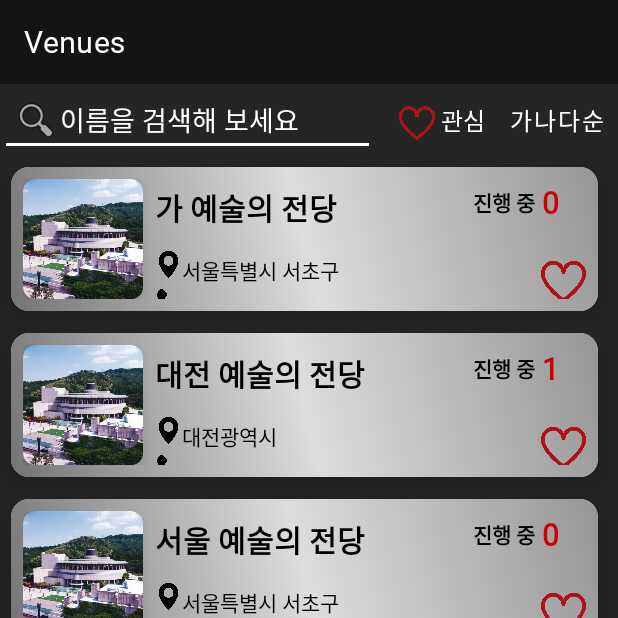
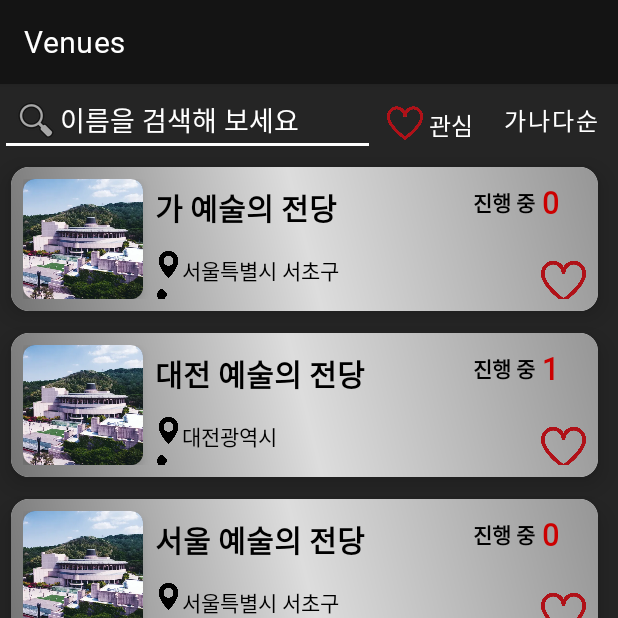
Before and after one commit to JiminHEO322/madcamp_week1, an Android app: the screen it shows after launch (MainActivity), on a phone screen of 412 x 824 dp, the top half of it. Run offline under Robolectric (Android 15) with nearby library versions, the light colour scheme and no system bars; our stand-ins replace navigation-ui.

Commit message:
finish merge

```diff
--- a/app/src/main/java/com/example/exhibition/ui/place/PlaceFragment.kt
+++ b/app/src/main/java/com/example/exhibition/ui/place/PlaceFragment.kt
@@ -192,6 +192,7 @@ class PlaceFragment : Fragment() {
                 if (location != null) {
                     val latitude = location.latitude
                     val longitude = location.longitude
+                    Toast.makeText(requireContext(), "현재 위치: $latitude, $longitude", Toast.LENGTH_SHORT).show()
                     venuesList.sortBy {
                         val itsLatitude = it.optDouble("latitude", 0.0)
                         val itsLongitude = it.optDouble("longitude", 0.0)
@@ -272,7 +273,9 @@ class PlaceFragment : Fragment() {
             }
     }
 
+
     private fun initializeDefaultJSON(context: Context, fileName: String): String? {
+        /*
         val file = File(context.filesDir, fileName)
         if (!file.exists()) {
             try {
@@ -291,16 +294,18 @@ class PlaceFragment : Fragment() {
             }
         }
         return loadJSON(context, fileName) // 파일이 있으면 로드
-//        val inputStream: InputStream = context.assets.open(fileName)
-//        val size = inputStream.available()
-//        val buffer = ByteArray(size)
-//        inputStream.read(buffer)
-//        inputStream.close()
-//
-//        val defaultJson = String(buffer, Charsets.UTF_8)
-//        saveJSONToFile(context, fileName, defaultJson) // 파일 저장
-//        Log.d("PlaceFragment", "기본 JSON 파일 생성 완료")
-//        return defaultJson
+         */
+
+        val inputStream: InputStream = context.assets.open(fileName)
+        val size = inputStream.available()
+        val buffer = ByteArray(size)
+        inputStream.read(buffer)
+        inputStream.close()
+
+        val defaultJson = String(buffer, Charsets.UTF_8)
+        saveJSONToFile(context, fileName, defaultJson) // 파일 저장
+        Log.d("PlaceFragment", "기본 JSON 파일 생성 완료")
+        return defaultJson
     }
 
     private fun loadJSON(context: Context, fileName: String): String? {
--- a/app/src/main/res/layout/fragment_home.xml
+++ b/app/src/main/res/layout/fragment_home.xml
@@ -29,13 +29,17 @@
                 android:backgroundTint="#FFFFFF"
                 android:padding="8dp"
                 android:textColor="@color/white"
-                android:layout_marginRight="16dp"/>
+                android:layout_marginRight="0dp"/>
 
+            <LinearLayout
+                android:layout_width="wrap_content"
+                android:layout_height="match_parent"
+                android:orientation="horizontal">
                 <ImageView
                     android:id="@+id/likeFilterImageView"
                     android:layout_width="24dp"
                     android:layout_height="24dp"
-                android:layout_marginLeft="0dp"
+                    android:layout_marginLeft="8dp"
                     android:src="@drawable/icon_like"
                     android:layout_marginTop="14dp" />
                 <TextView
@@ -46,7 +50,10 @@
                     android:layout_marginRight="8dp"
                     android:text="관심"
                     android:textSize="16sp"
-                android:textColor="@color/white" />
+                    android:textColor="@color/white"
+                    android:layout_marginTop="15dp" />
+            </LinearLayout>
+
             <Button
                 android:id="@+id/sortToggleButton"
                 android:layout_width="wrap_content"
```
Lines whose indentation alone changed are shown as unchanged.
